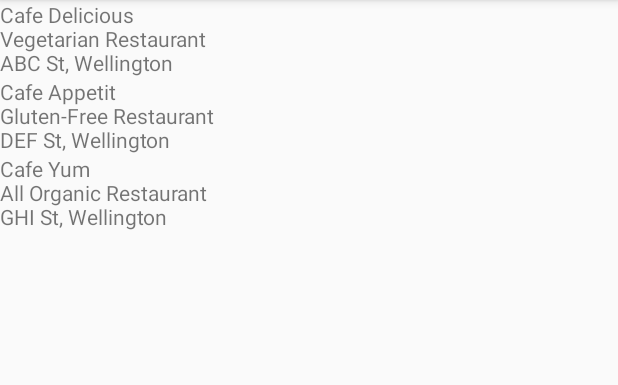
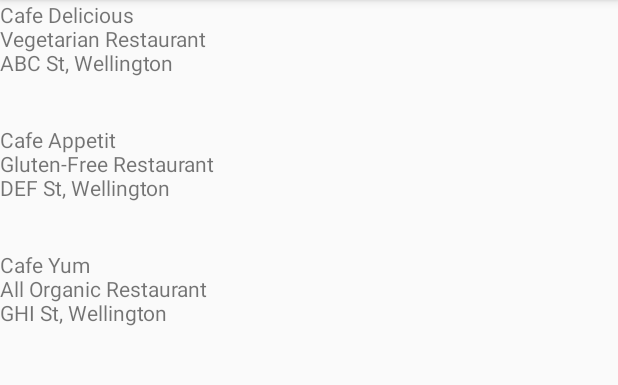
Before and after one commit to MikeSolvalou/eco-hackathon, an Android app: the screen it shows after launch (MainActivity), after a tap on "GO", on a phone screen of 412 x 824 dp, the part 84-469 px from its top. Run offline under Robolectric (Android 15) with nearby library versions, the phone set to English and light mode, and no system bars; 3 statements that could not run were skipped.

Commit message:
Fixed bug

```diff
--- a/Green-Yelp/app/src/main/java/com/example/godinemich/green_yelp/MainActivity.java
+++ b/Green-Yelp/app/src/main/java/com/example/godinemich/green_yelp/MainActivity.java
@@ -96,7 +96,7 @@ public class MainActivity extends AppCompatActivity {
         LinearLayout layout = (LinearLayout)findViewById(R.id.linLayout);
         layout.removeAllViews();
 
-        for(int i = 0; i < sortedRestaurants.size(); i++){
+        for(int i = 0; i < sortedRestaurants.size(); i++) {
             Restaurant r = sortedRestaurants.get(i);
             LinearLayout innerLayout = new LinearLayout(this);
             innerLayout.setOrientation(LinearLayout.HORIZONTAL);
@@ -104,19 +104,10 @@ public class MainActivity extends AppCompatActivity {
 //            ImageView pic = new ImageView(this);
 //            pic.setImageBitmap();
             TextView txt = new TextView(this);
-            txt.setText(r.getName() + "\n" + r.getDescription() + "\n" + r.getAddress());
+            txt.setText(r.getName() + "\n" + r.getDescription() + "\n" + r.getAddress() + "\n\n");
             innerLayout.addView(txt);
             layout.addView(innerLayout);
-       }
-//
-//        //connect UI elements
-//        TextView txt1=(TextView)findViewById(R.id.textView1);
-//        TextView txt2=(TextView)findViewById(R.id.textView2);
-//        TextView txt3=(TextView)findViewById(R.id.textView3);
-//
-//        txt1.setText("Result1");
-//        txt2.setText("Result2");
-//        txt3.setText("Result3");
+        }
 
     }
 
@@ -154,15 +145,12 @@ public class MainActivity extends AppCompatActivity {
         locationManager = (LocationManager) this.getSystemService(Context.LOCATION_SERVICE);
         try{
             locationManager.requestLocationUpdates(GPS_PROVIDER, 0, 0, locationListener);
-            TextView txt = (TextView) findViewById(R.id.txt);
             userLocation = locationManager.getLastKnownLocation(GPS_PROVIDER);
             searchRestaurants();
         }
         catch(SecurityException ex){
             Log.i("Test", ex.getMessage());
             Log.i("Test","Permission failed");
-            TextView txt = (TextView)findViewById(R.id.txt);
-            txt.setText("Failed");
         }
     }
 
```
